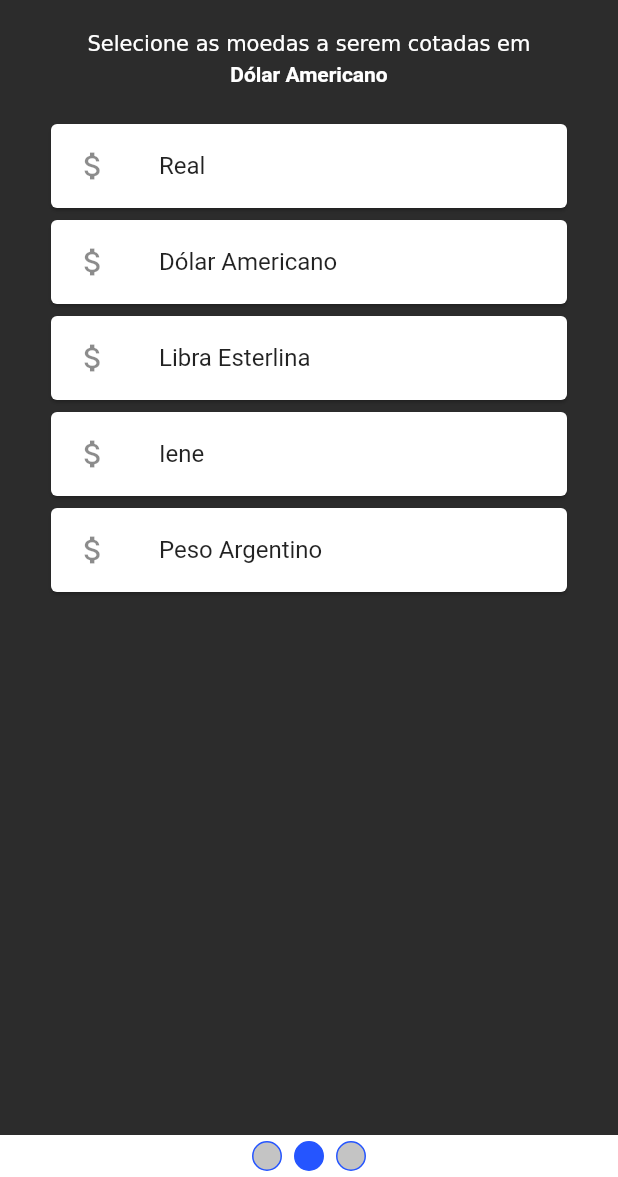
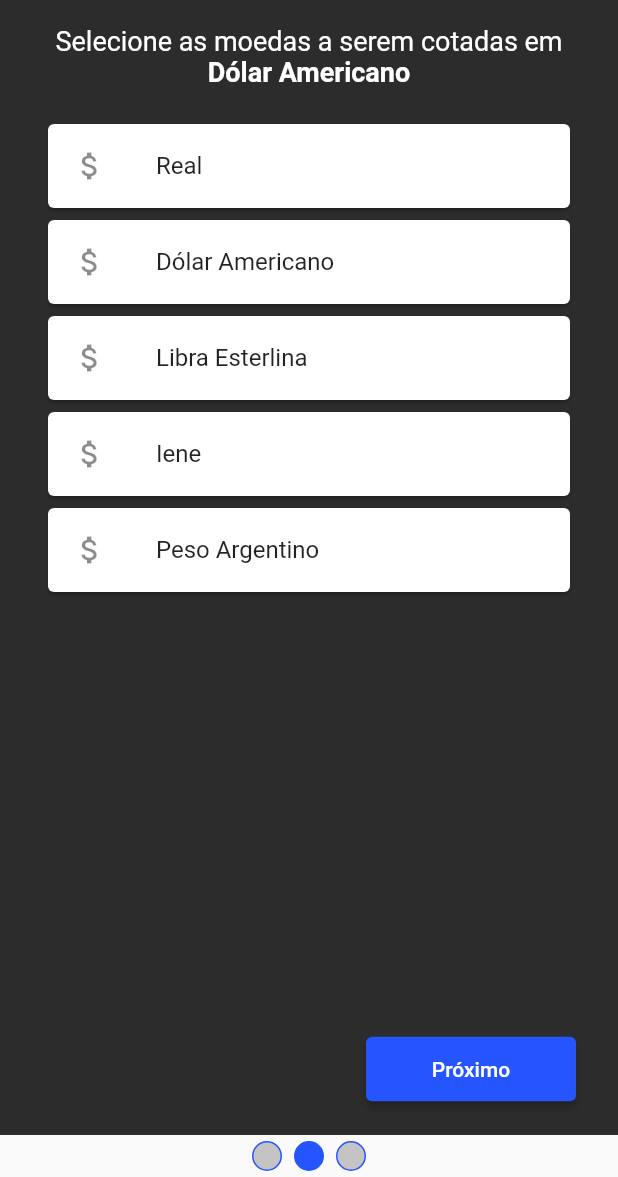
Before and after one commit to isabeul/Desafio_Flutter, a Flutter app: the screen it shows after launch, swiped to page 2, on a phone screen of 412 x 824 dp, the part 59-1236 px from its top. Run offline on Flutter 3.47's test engine with Material 2 defaults, Android fonts, the phone set to English and light mode, and no system bars.

Commit message:
feat: design adapted to fit Figma definition
create action button component

```diff
--- /dev/null
+++ b/lib/components/action_button.dart
@@ -0,0 +1,53 @@
+import 'package:desafio_flutter/values/colors.dart';
+import 'package:flutter/material.dart';
+
+class ActionButton<T> extends StatefulWidget {
+  final Future<T> Function()? onPressed;
+  final String text;
+  const ActionButton({Key? key, this.onPressed, required this.text})
+      : super(key: key);
+
+  @override
+  State<ActionButton> createState() => _ActionButtonState<T>();
+}
+
+class _ActionButtonState<T> extends State<ActionButton<T>> {
+  Future<T>? _future;
+
+  Widget buildButton(Widget child) {
+    return ElevatedButton(
+      onPressed: widget.onPressed != null
+          ? () {
+              setState(() {
+                _future = widget.onPressed!();
+              });
+            }
+          : null,
+      child: child,
+      style: ElevatedButton.styleFrom(primary: AppColors.blue),
+    );
+  }
+
+  Widget buildContent() {
+    if (widget.onPressed != null) {
+      return FutureBuilder<T>(
+        future: _future,
+        builder: (context, snapshot) {
+          switch (snapshot.connectionState) {
+            case ConnectionState.waiting:
+              return const CircularProgressIndicator();
+
+            default:
+              return Text(widget.text);
+          }
+        },
+      );
+    }
+    return Text(widget.text);
+  }
+
+  @override
+  Widget build(BuildContext context) {
+    return buildButton(buildContent());
+  }
+}
--- a/lib/components/coin_card.dart
+++ b/lib/components/coin_card.dart
@@ -16,12 +16,12 @@ class _CoinCardState extends State<CoinCard> {
     if (widget.value == null) {
       return null;
     }
-    var color = Color.fromARGB(255, 224, 64, 64);
+    var color = const Color.fromARGB(255, 224, 64, 64);
     final value = widget.value ?? 0;
     if (value < 1) {
-      color = Color(0xFF36FF93);
+      color = const Color(0xFF36FF93);
     } else if (value < 5) {
-      color = Color(0xFFD8EC5B);
+      color = const Color(0xFFD8EC5B);
     }
     return Text(
       widget.value.toString(),
@@ -31,9 +31,7 @@ class _CoinCardState extends State<CoinCard> {
 
   @override
   Widget build(BuildContext context) {
-    return Padding(
-      padding: const EdgeInsets.symmetric(horizontal: 30),
-      child: InkWell(
+    return InkWell(
       onTap: widget.onTap,
       child: Card(
         child: ListTile(
@@ -42,7 +40,6 @@ class _CoinCardState extends State<CoinCard> {
           title: Text(widget.name),
         ),
       ),
-      ),
     );
   }
 }
--- a/lib/home_screen/home_screen.dart
+++ b/lib/home_screen/home_screen.dart
@@ -32,7 +32,8 @@ class _HomeScreenState extends State<HomeScreen>
 
   @override
   Widget build(BuildContext context) {
-    return Column(
+    return Material(
+      child: Column(
         // mainAxisAlignment: MainAxisAlignment.center,
         children: [
           Expanded(
@@ -41,14 +42,14 @@ class _HomeScreenState extends State<HomeScreen>
                 _tabController.index = index;
               },
               controller: _pageController,
-            children: [
+              children: const [
                 MoedaBasePage(
                     //coinList: coinList,
                     ),
                 CotacaoPage(
                     // coinList: coinList,
                     ),
-              const ResultPage(),
+                ResultPage(),
               ],
             ),
           ),
@@ -59,6 +60,7 @@ class _HomeScreenState extends State<HomeScreen>
             selectedColor: AppColors.blue,
           )
         ],
+      ),
     );
   }
 }
--- a/lib/pages/cotacao.dart
+++ b/lib/pages/cotacao.dart
@@ -1,3 +1,4 @@
+import 'package:desafio_flutter/components/action_button.dart';
 import 'package:desafio_flutter/components/coin_list.dart';
 
 import 'package:desafio_flutter/values/colors.dart';
@@ -29,23 +30,22 @@ class _CotacaoPageState extends State<CotacaoPage> {
         elevation: 0,
         backgroundColor: AppColors.black,
       ),
-      body: Column(
+      body: Padding(
+        padding: const EdgeInsets.symmetric(horizontal: 28),
+        child: Column(
             // mainAxisAlignment: MainAxisAlignment.center,
             children: [
               Center(
-            child: Padding(
-              padding: const EdgeInsets.symmetric(horizontal: 40),
                 child: RichText(
                   textAlign: TextAlign.center,
-                strutStyle: StrutStyle.fromTextStyle(TextStyle(fontSize: 18)),
                   text: TextSpan(
-                    text: 'Selecione as moedas a serem cotadas em \n',
+                      text: 'Selecione as moedas a serem cotadas em ',
+                      style: TextStyle(fontSize: 18),
                       children: [
                         TextSpan(
                             text: 'Dólar Americano',
                             style: TextStyle(fontWeight: FontWeight.bold))
                       ]),
-              ),
                 ),
               ),
               const SizedBox(
@@ -56,7 +56,23 @@ class _CotacaoPageState extends State<CotacaoPage> {
                   coinList: coinList,
                 ),
               ),
-        ],
+              Align(
+                alignment: Alignment.bottomRight,
+                child: ConstrainedBox(
+                  constraints: const BoxConstraints(
+                    minHeight: 43,
+                    minWidth: 140,
+                  ),
+                  child: ActionButton(
+                    text: 'Próximo',
+                    onPressed: () {
+                      return Future.delayed(const Duration(seconds: 2));
+                    },
+                  ),
+                ),
+              ),
+              const SizedBox(height: 20)
+            ]),
       ),
     );
   }
```
Also changed, not shown: lib/pages/moeda_base.dart (+12 -7 lines), lib/pages/result.dart (+10 -8 lines), 1 other file. Lines whose indentation alone changed are shown as unchanged.
